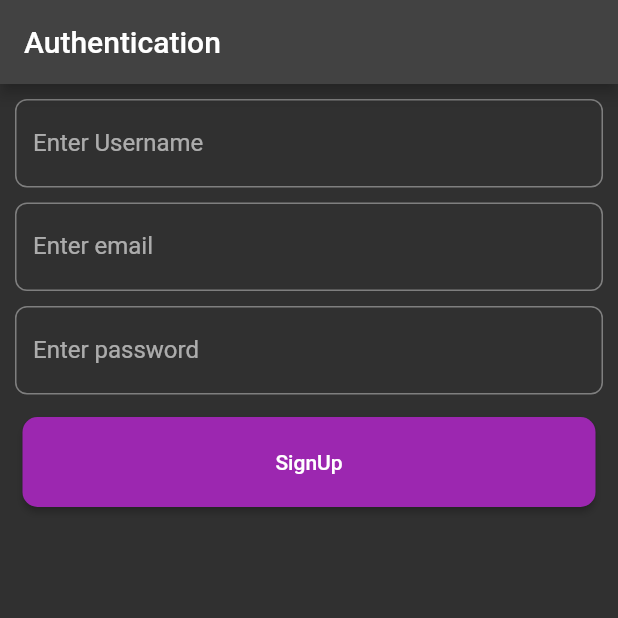
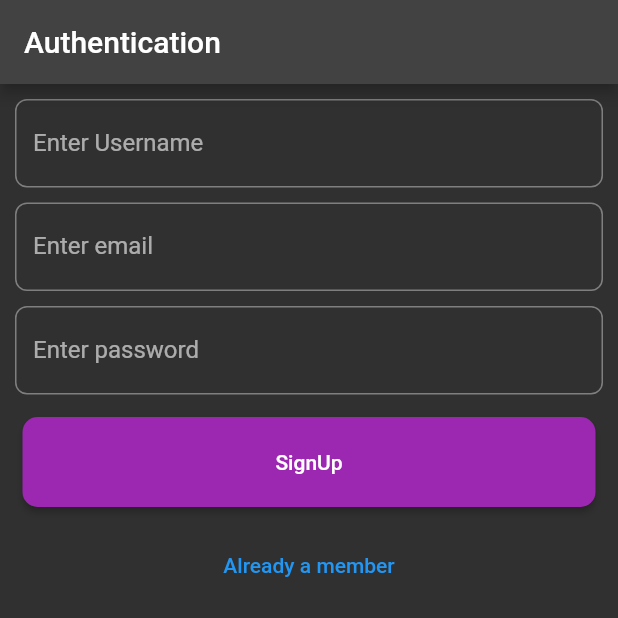
Before and after one commit to AyushSantri/todo_app, a Flutter app: the screen it shows after launch, on a phone screen of 412 x 824 dp, the top half of it. Run offline on Flutter 3.47's test engine with Material 2 defaults, Android fonts, the phone set to English and light mode, and no system bars.

Commit message:
added another button for login and signup

```diff
--- a/lib/auth/authform.dart
+++ b/lib/auth/authform.dart
@@ -110,7 +110,18 @@ class _AuthFormState extends State<AuthForm> {
                             borderRadius: BorderRadius.circular(10),
                           ),
                           color: Theme.of(context).primaryColor,
-                          onPressed: () {}))
+                          onPressed: () {})),
+                  const SizedBox(
+                    height: 10,
+                  ),
+                  Container(
+                    child: TextButton(
+                      onPressed: () {},
+                      child: isLoginPage
+                          ? const Text('Not a member')
+                          : const Text('Already a member'),
+                    ),
+                  ),
                 ],
               ),
             ),
```
